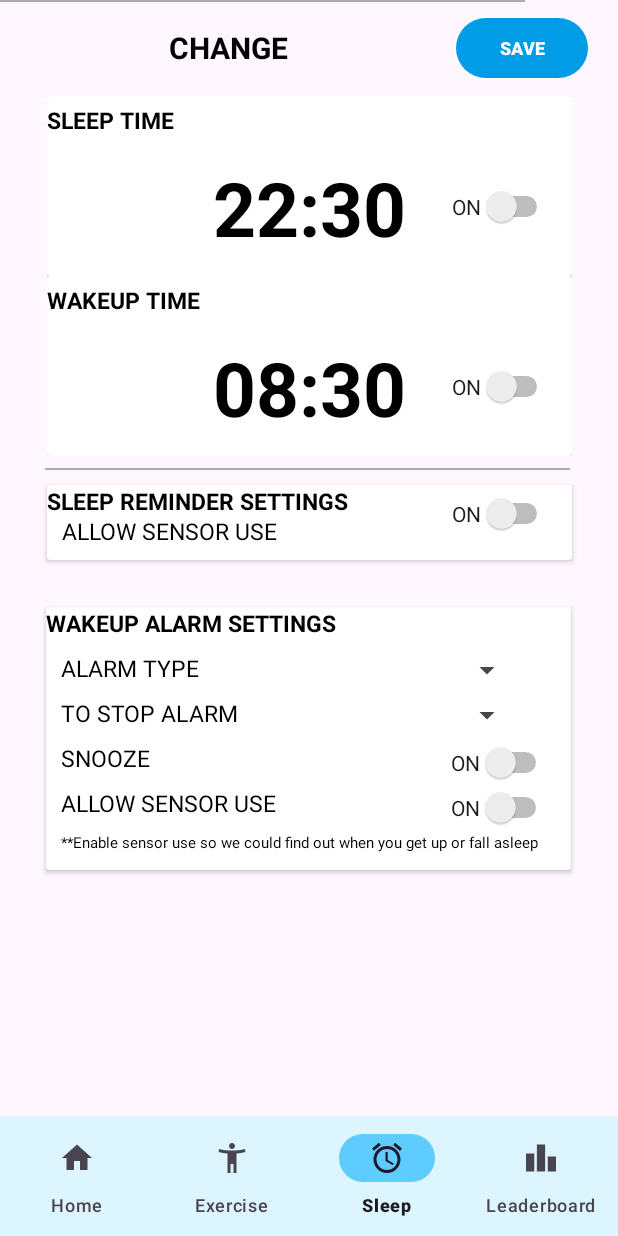
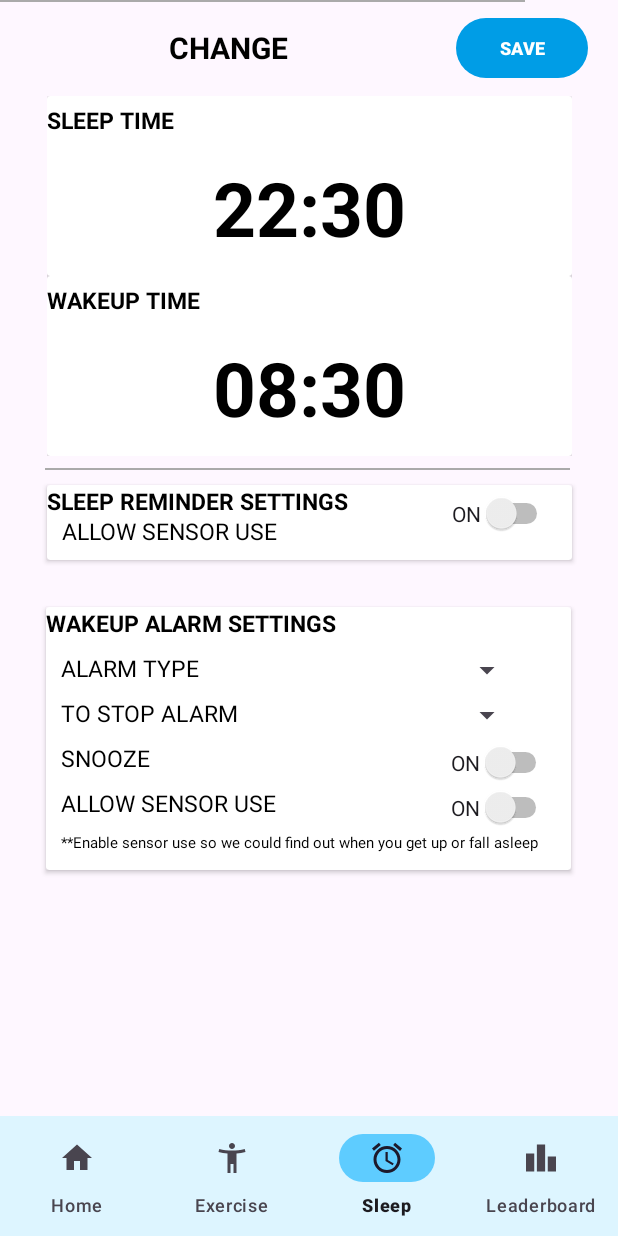
Before and after one commit to kiracus/wellness_studio, an Android app: the AlarmSetting screen opened directly, with no data from a screen before it, on a phone screen of 412 x 824 dp. Run offline under Robolectric (Android 15) with nearby library versions, the phone set to English and light mode, and no system bars.

Commit message:
change the layout of alarm setting

```diff
--- a/app/src/main/java/edu/neu/madcourse/wellness_studio/AlarmSetting.java
+++ b/app/src/main/java/edu/neu/madcourse/wellness_studio/AlarmSetting.java
@@ -32,15 +32,16 @@ import edu.neu.madcourse.wellness_studio.lightExercises.LightExercises;
 
 public class AlarmSetting extends AppCompatActivity {
     // test
-    private final static String TAG = "alarmsetting";
+    private final static String TAG = "alarmSetting";
 
 //    TimePicker sleepTimePicker, wakeupTimePicker;
-    public static int sleepAlarmHour, sleepAlarmMin, wakeupAlarmHour, wakeupAlarmMin;
+    int sleepAlarmHour = 22, sleepAlarmMin = 30, wakeupAlarmHour = 8, wakeupAlarmMin = 30;
     Button saveButton;
     BottomNavigationView bottomNavigationView;
     public static final String SLEEP_ALARM_KEY_NAME = "sleepAlarmUpdate";
     public static final String WAKEUP_ALARM_KEY_NAME = "wakeupAlarmUpdate";
     String sleepAlarmUpdate, wakeupAlarmUpdate;
+    String sleepAlarmReopenUpdate, wakeupAlarmReopenUpdate;
     TextView sleepAlarmChangeTV, wakeupAlarmChangeTV;
     static boolean isSave = false;
 
@@ -53,12 +54,6 @@ public class AlarmSetting extends AppCompatActivity {
         super.onCreate(savedInstanceState);
         setContentView(R.layout.activity_change_alarm_time);
 
-//        sleepTimePicker = (TimePicker) findViewById(R.id.sleep_timePicker);
-//        sleepTimePicker.setIs24HourView(true);
-
-//        wakeupTimePicker = (TimePicker) findViewById(R.id.wakeup_timePicker);
-//        wakeupTimePicker.setIs24HourView(true);
-
         saveButton = findViewById(R.id.change_save_btn);
         sleepAlarmChangeTV = findViewById(R.id.sleep_alarm_change_time_TV);
 
@@ -69,14 +64,16 @@ public class AlarmSetting extends AppCompatActivity {
             }
         });
 
-//        if (sleepAlarmUpdate == null) {
-//            sleepAlarmChangeTV.setText("22:30");
-//        } else {
-//            sleepAlarmChangeTV.setText(sleepAlarmUpdate);
-//        }
+        if (sleepAlarmReopenUpdate == null) {
+            sleepAlarmChangeTV.setText(sleepAlarmHour + ":" + sleepAlarmMin);
+        } else {
+            sleepAlarmChangeTV.setText(sleepAlarmReopenUpdate);
+        }
+
 
 
         wakeupAlarmChangeTV = findViewById(R.id.wakeup_alarm_change_time_TV);
+
         wakeupAlarmChangeTV.setOnClickListener(new View.OnClickListener() {
             @Override
             public void onClick(View v) {
@@ -84,12 +81,12 @@ public class AlarmSetting extends AppCompatActivity {
             }
         });
 
-//
-//        if (wakeupAlarmUpdate == null) {
-//            wakeupAlarmChangeTV.setText("08:30");
-//        } else {
-//            wakeupAlarmChangeTV.setText(wakeupAlarmUpdate);
-//        }
+        if (wakeupAlarmReopenUpdate == null) {
+            wakeupAlarmChangeTV.setText("0"+ wakeupAlarmHour + ":" + sleepAlarmMin);
+        } else {
+            wakeupAlarmChangeTV.setText(wakeupAlarmReopenUpdate);
+        }
+
 
 
         saveButton.setOnClickListener(new View.OnClickListener() {
@@ -140,39 +137,6 @@ public class AlarmSetting extends AppCompatActivity {
     }
 
 
-    public void getCurrentSleepAlarm(View view) {
-//        sleepTimePicker.setOnTimeChangedListener(new TimePicker.OnTimeChangedListener() {
-//            @Override
-//            public void onTimeChanged(TimePicker view, int hourOfDay, int minute) {
-//                sleepAlarmHour = hourOfDay + "";
-//                sleepAlarmMin = minute + "";
-//                sleepAlarmUpdate = sleepAlarmHour + ":" + sleepAlarmMin;
-//                Log.d("AlarmSetting", sleepAlarmUpdate);
-//
-//            }
-//        });
-        //Home UI buttons
-//        homeBtn = findViewById(R.id.imageButton_home);
-//        exerciseBtn = findViewById(R.id.imageButton_exercise);
-//        sleepBtn = findViewById(R.id.imageButton_sleep);
-//        leaderboardBtn = findViewById(R.id.imageButton_leaderboard);
-//        homeBtn.setOnClickListener(v -> startActivity(new Intent(AlarmSetting.this, Greeting.class)));
-//
-//        // set click listeners for buttons
-//        exerciseBtn.setOnClickListener(v -> goToLightExercise());
-//        //exerciseGoBtn.setOnClickListener(v -> startActivity(new Intent(MainActivity.this, LightExercises.class)));
-////        sleepBtn.setOnClickListener(v -> startActivity(new Intent(AlarmSetting.this, WakeupSleepGoal.class)));
-//        sleepBtn.setOnClickListener(new View.OnClickListener() {
-//            @Override
-//            public void onClick(View v) {
-//                startActivity(new Intent(AlarmSetting.this, WakeupSleepGoal.class));
-//            }
-//        });
-//        leaderboardBtn.setOnClickListener(v -> startActivity(new Intent(AlarmSetting.this, Leaderboard.class)));
-
-
-    }
-
 
     private void goToLightExercise() {
         startActivity(new Intent(AlarmSetting.this, LightExercises.class));
@@ -195,6 +159,7 @@ public class AlarmSetting extends AppCompatActivity {
                 String time  = String.format(Locale.getDefault(),"%02d:%02d",sleepAlarmHour,sleepAlarmMin);
                 sleepAlarmChangeTV.setText(time);
                 sleepAlarmUpdate = time;
+                sleepAlarmReopenUpdate = time;
 
             }
         };
@@ -215,6 +180,8 @@ public class AlarmSetting extends AppCompatActivity {
                 String time  = String.format(Locale.getDefault(),"%02d:%02d",wakeupAlarmHour,wakeupAlarmMin);
                 wakeupAlarmChangeTV.setText(time);
                 wakeupAlarmUpdate = time;
+                wakeupAlarmReopenUpdate = time;
+
             }
         };
 
@@ -233,10 +200,7 @@ public class AlarmSetting extends AppCompatActivity {
     private void goToHome() {
         startActivity(new Intent(AlarmSetting.this, MainActivity.class));
     }
-//
-//    private void goToLightExercise() {
-//        startActivity(new Intent(AlarmSetting.this, LightExercises.class));
-//    }
+
 
     private void goToSleepGoal() {
         startActivity(new Intent(AlarmSetting.this, WakeupSleepGoal.class));
--- a/app/src/main/res/layout/activity_change_alarm_time.xml
+++ b/app/src/main/res/layout/activity_change_alarm_time.xml
@@ -100,13 +100,13 @@
             </LinearLayout>
 
 
-            <Switch
-                android:id="@+id/sleep_alarm_on_off"
-                android:layout_width="wrap_content"
-                android:layout_height="wrap_content"
-                android:text="ON"
-                android:layout_marginTop="60dp"
-                android:layout_marginLeft="270dp"/>
+<!--            <Switch-->
+<!--                android:id="@+id/sleep_alarm_on_off"-->
+<!--                android:layout_width="wrap_content"-->
+<!--                android:layout_height="wrap_content"-->
+<!--                android:text="ON"-->
+<!--                android:layout_marginTop="60dp"-->
+<!--                android:layout_marginLeft="270dp"/>-->
 
 
         </androidx.cardview.widget.CardView>
@@ -154,13 +154,13 @@
                     android:textSize="50sp"/>
             </LinearLayout>
 
-            <Switch
-                android:id="@+id/wakeup_alarm_on_off"
-                android:layout_width="wrap_content"
-                android:layout_height="wrap_content"
-                android:text="ON"
-                android:layout_marginTop="60dp"
-                android:layout_marginLeft="270dp"/>
+<!--            <Switch-->
+<!--                android:id="@+id/wakeup_alarm_on_off"-->
+<!--                android:layout_width="wrap_content"-->
+<!--                android:layout_height="wrap_content"-->
+<!--                android:text="ON"-->
+<!--                android:layout_marginTop="60dp"-->
+<!--                android:layout_marginLeft="270dp"/>-->
 
         </androidx.cardview.widget.CardView>
 
```
